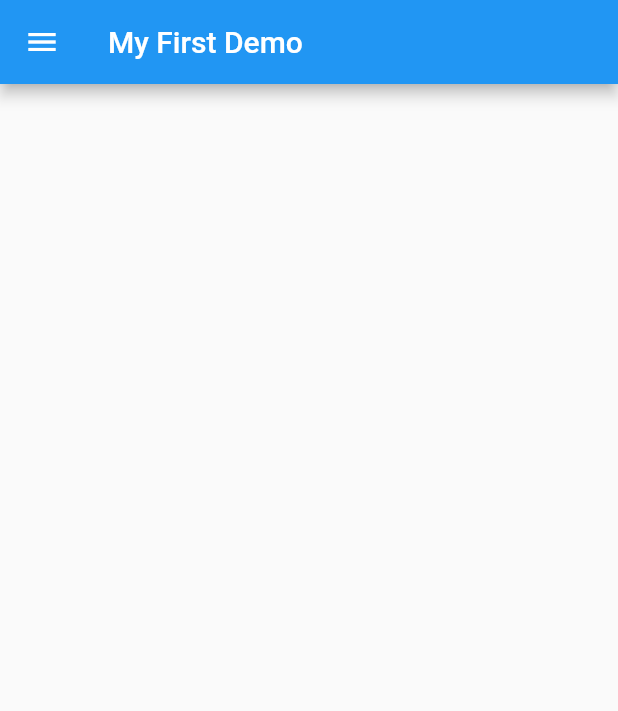
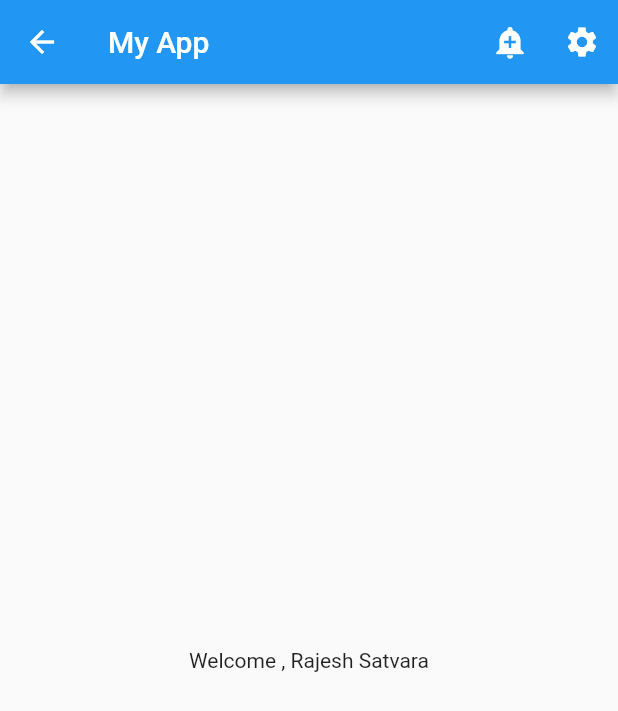
Before and after one commit to RjzSatvara007/FlutterLearning, a Flutter app: the screen it shows after launch, on a phone screen of 412 x 824 dp. Shown: the top 711 px of the screen. Run offline on Flutter 3.47's test engine with Material 2 defaults, Android fonts, the phone set to English and light mode, and no system bars.

```diff
--- a/lib/main.dart
+++ b/lib/main.dart
@@ -1,28 +1,54 @@
 import 'package:flutter/material.dart';
 
 void main() {
-  runApp(const MyApp());
+  runApp(MyApp("My App", "Rajesh Satvara"));
 }
 
-var title = "My First Demo";
+class MyApp extends StatelessWidget {
+  String title = "";
+  String name = "";
 
-class MyApp extends StatelessWidget {
-  const MyApp({Key? key}) : super(key: key);
+  MyApp(this.title, this.name);
 
   // This widget is the root of your application.
   @override
   Widget build(BuildContext context) {
     return MaterialApp(
       title: 'Flutter Demo',
-      theme: ThemeData(
-        primarySwatch: Colors.blue,
-      ),
+      theme: ThemeData(primarySwatch: Colors.blue),
       home: Scaffold(
         appBar: AppBar(
+          leading: IconButton(
+            icon: const Icon(Icons.arrow_back, color: Colors.white),
+            onPressed: () => print("leading clicked"),
+          ),
           title: Text(title),
+          actions: [
+            IconButton(
+              icon: const Icon(Icons.add_alert),
+              tooltip: 'Alerts',
+              onPressed: () => print("Alerts clicked"),
+            ),
+            PopupMenuButton(
+                icon: const Icon(Icons.settings), // dynamic icon
+                onSelected: (newValue) => print("$newValue clicked"),
+                itemBuilder: (context) {
+                  return [
+                    const PopupMenuItem(
+                      child: Text("My Account"),
+                      value: 1,
+                    ),
+                    const PopupMenuItem(
+                      child: Text("Log-out"),
+                      value: 2,
+                    ),
+                  ];
+                })
+          ],
         ),
-        body: Container(),
-        drawer: const Drawer(),
+        body: Center(
+          child: Text("Welcome , $name"),
+        ),
       ),
     );
   }
```
